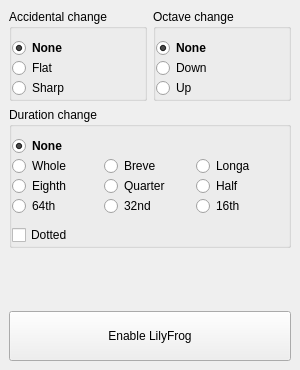
The window that GUI/MainWindowUI.ui (jurihock/lilyfrog) describes before a commit, drawn with Qt 5.
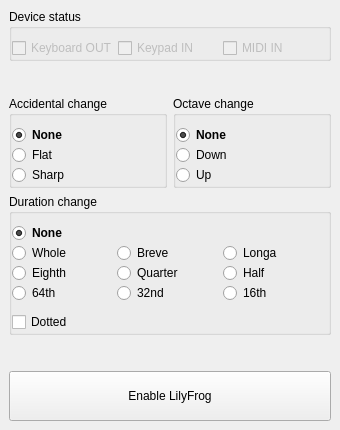
The same window after the commit.

Commit message: add device status indicators and on/off feature

```diff
--- a/GUI/MainWindowUI.ui
+++ b/GUI/MainWindowUI.ui
@@ -6,8 +6,8 @@
    <rect>
     <x>0</x>
     <y>0</y>
-    <width>300</width>
-    <height>370</height>
+    <width>340</width>
+    <height>430</height>
    </rect>
   </property>
   <property name="windowTitle">
@@ -17,6 +17,74 @@
    <layout class="QGridLayout" name="ctrlMainWindowWidgetLayout">
     <item row="0" column="0">
      <layout class="QVBoxLayout" name="ctrlMainWindowLayout">
+      <item>
+       <widget class="QGroupBox" name="ctrlDeviceStatus">
+        <property name="title">
+         <string>Device status</string>
+        </property>
+        <layout class="QGridLayout" name="gridLayout_4">
+         <property name="leftMargin">
+          <number>0</number>
+         </property>
+         <property name="rightMargin">
+          <number>0</number>
+         </property>
+         <property name="bottomMargin">
+          <number>0</number>
+         </property>
+         <property name="spacing">
+          <number>0</number>
+         </property>
+         <item row="0" column="0">
+          <layout class="QHBoxLayout" name="ctrlDeviceStatusLayout">
+           <item>
+            <widget class="QCheckBox" name="ctrlKeyboardOutput">
+             <property name="enabled">
+              <bool>false</bool>
+             </property>
+             <property name="text">
+              <string>Keyboard OUT</string>
+             </property>
+            </widget>
+           </item>
+           <item>
+            <widget class="QCheckBox" name="ctrlKeypadInput">
+             <property name="enabled">
+              <bool>false</bool>
+             </property>
+             <property name="text">
+              <string>Keypad IN</string>
+             </property>
+            </widget>
+           </item>
+           <item>
+            <widget class="QCheckBox" name="ctrlMidiInput">
+             <property name="enabled">
+              <bool>false</bool>
+             </property>
+             <property name="text">
+              <string>MIDI IN</string>
+             </property>
+            </widget>
+           </item>
+          </layout>
+         </item>
+        </layout>
+       </widget>
+      </item>
+      <item>
+       <spacer name="verticalSpacer">
+        <property name="orientation">
+         <enum>Qt::Vertical</enum>
+        </property>
+        <property name="sizeHint" stdset="0">
+         <size>
+          <width>20</width>
+          <height>40</height>
+         </size>
+        </property>
+       </spacer>
+      </item>
       <item>
        <layout class="QHBoxLayout" name="ctrlMainWindowLayout1">
         <item>
```
The commit also changes 4 other files.
